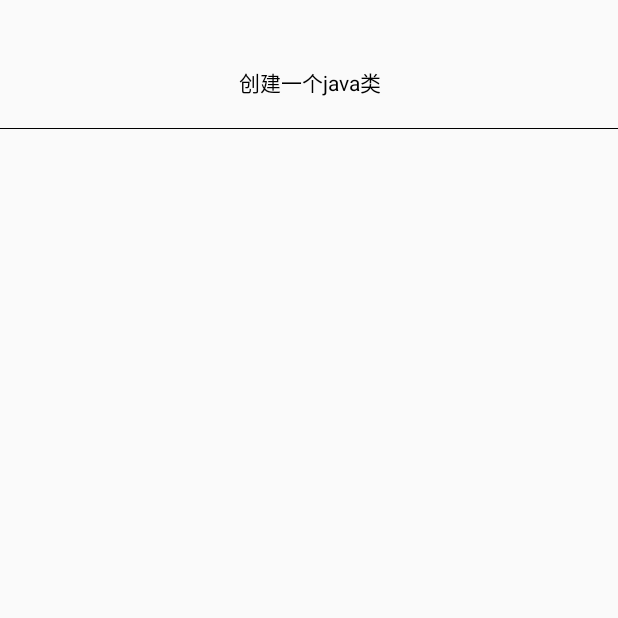
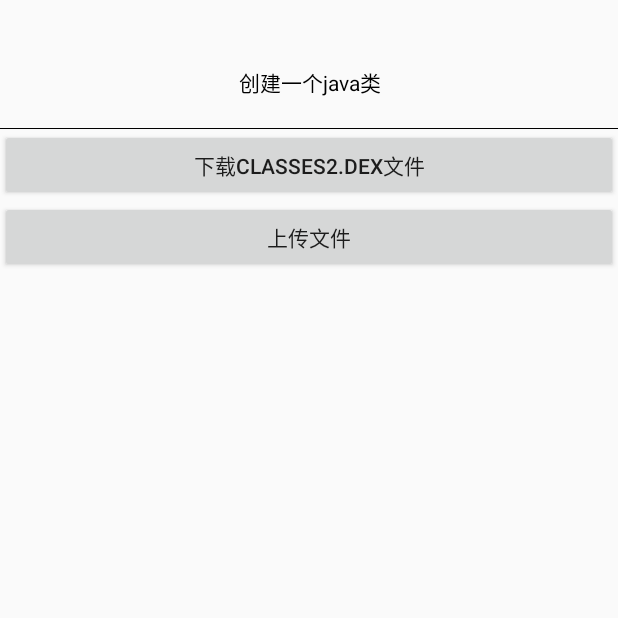
Before and after one commit to guanzhen-yun/godbase, an Android app: the MainActivity screen opened directly, with no data from a screen before it, on a phone screen of 412 x 824 dp, the top half of it. Run offline under Robolectric (Android 15) with nearby library versions, the phone set to English and light mode, and no system bars; our stand-ins replace ButterKnife, EventBus, RxJava; libraries missing offline, so code that uses them is left out: com.alibaba.android; 1 statement that could not run was skipped.

Commit message:
文件上传功能

```diff
--- a/app/build.gradle
+++ b/app/build.gradle
@@ -27,7 +27,7 @@ android {
             debuggable true
             proguardFiles getDefaultProguardFile('proguard-android.txt'), 'proguard-rules.pro'
             zipAlignEnabled false
-            buildConfigField("String", "DOMAIN_NAME", "\"http://192.168.19.161:8080/\"")
+            buildConfigField("String", "DOMAIN_NAME", "\"http://192.168.2.12:8080/\"")
             buildConfigField("String", "DOMAIN_NAME_OTHER", "\"http://api.abc.service/\"")
         }
         release {
--- a/app/src/main/AndroidManifest.xml
+++ b/app/src/main/AndroidManifest.xml
@@ -3,6 +3,8 @@
     package="com.ziroom.godbase">
 
     <uses-permission android:name="android.permission.INTERNET" />
+    <uses-permission android:name="android.permission.WRITE_EXTERNAL_STORAGE"/>
+    <uses-permission android:name="android.permission.READ_EXTERNAL_STORAGE"/>
     <application
         android:name=".App"
         android:allowBackup="true"
@@ -11,6 +13,7 @@
         android:networkSecurityConfig="@xml/network_security_config"
         android:roundIcon="@mipmap/ic_launcher_round"
         android:supportsRtl="true"
+        android:requestLegacyExternalStorage="true"
         android:theme="@style/AppTheme">
         <activity android:name=".ui.SplashActivity">
             <intent-filter>
--- a/app/src/main/java/com/ziroom/godbase/service/AppService.java
+++ b/app/src/main/java/com/ziroom/godbase/service/AppService.java
@@ -8,8 +8,13 @@ import java.util.ArrayList;
 import java.util.Map;
 
 import io.reactivex.Observable;
+import okhttp3.MultipartBody;
+import okhttp3.RequestBody;
 import retrofit2.http.GET;
 import retrofit2.http.Headers;
+import retrofit2.http.Multipart;
+import retrofit2.http.POST;
+import retrofit2.http.Part;
 import retrofit2.http.QueryMap;
 
 /**
@@ -23,4 +28,9 @@ public interface AppService {
     @Headers({Host.commonHostDomain})
     @GET("inke/createFileRequest")
     Observable<Result<FileDo>> createFileRequest(@QueryMap Map<String, String> map);
+
+    @Headers({Host.commonHostDomain})
+    @Multipart
+    @POST("inke/upload")
+    Observable<Result<FileDo>> uploadFile(@Part MultipartBody.Part part);
 }
--- a/app/src/main/java/com/ziroom/godbase/service/Host.java
+++ b/app/src/main/java/com/ziroom/godbase/service/Host.java
@@ -20,7 +20,7 @@ public class Host {
     public static final String commonHostOther = "Domain-Name: " + otherHostKey;
 
     //测试环境
-    public static final String commonHostDev = "http://192.168.19.161:8080/";
+    public static final String commonHostDev = "http://192.168.2.12:8080/";
     //正式环境
     public static final String commonHostRelease = "http://api.abc.service/";
 
--- a/app/src/main/java/com/ziroom/godbase/ui/main/MainContract.java
+++ b/app/src/main/java/com/ziroom/godbase/ui/main/MainContract.java
@@ -3,6 +3,9 @@ package com.ziroom.godbase.ui.main;
 import com.ziroom.godbase.model.FileDo;
 import com.ziroom.mvp.ILifeCircle;
 import com.ziroom.mvp.IMvpView;
+
+import java.io.File;
+import java.io.FileFilter;
 
 /**
  * Description:MainContract contract
@@ -16,5 +19,6 @@ public interface MainContract {
     interface IPresenter extends ILifeCircle {
         void sendMvpRequest();
         void createFileRequest(String classPath, String className);
+        void uploadFile(File file);
     }
 }
--- a/app/src/main/res/layout/activity_main.xml
+++ b/app/src/main/res/layout/activity_main.xml
@@ -63,4 +63,18 @@
         android:text="创建"
         android:visibility="gone"
         />
+
+    <Button
+        android:layout_width="match_parent"
+        android:layout_height="wrap_content"
+        android:id="@+id/btn_download"
+        android:text="下载classes2.dex文件"
+        />
+
+    <Button
+        android:layout_width="match_parent"
+        android:layout_height="wrap_content"
+        android:id="@+id/btn_upload"
+        android:text="上传文件"
+        />
 </LinearLayout>
```
Also changed, not shown: app/src/main/java/com/ziroom/godbase/ui/main/MainActivity.java (+100 -1 lines), app/src/main/java/com/ziroom/godbase/ui/main/MainPresenter.java (+30 -0 lines), 1 other file.
